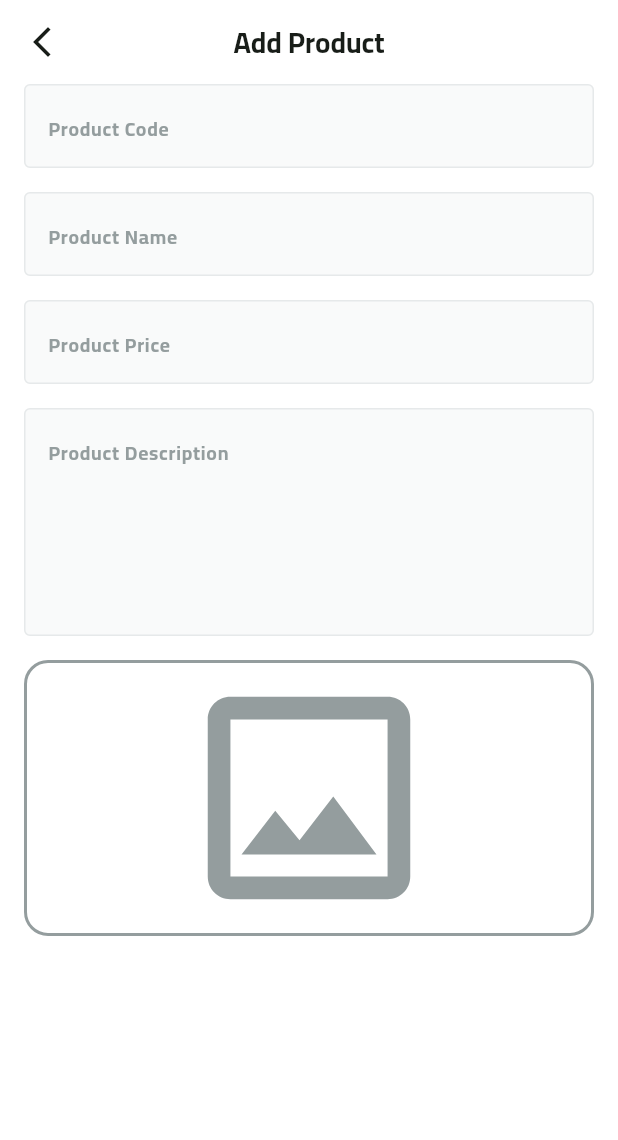
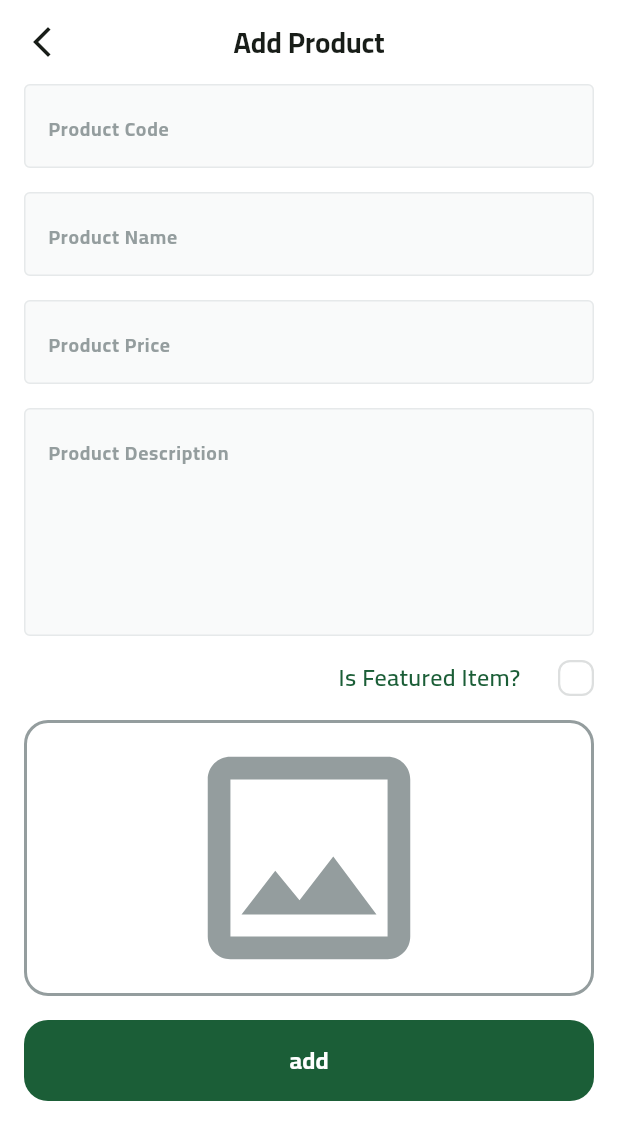
Before and after one commit to ahmedasaber/fruit_dashboard, a Flutter app: the AddProductView screen opened directly, on a phone screen of 412 x 824 dp. Shown: the top 1140 px of the screen. Run offline on Flutter 3.47's test engine with Material 3 defaults, Android fonts, the phone set to English and light mode, and no system bars; drawn by our look-alikes of skeletonizer; our stand-ins replace flutter_svg, image_picker.

Commit message:
add_product feature 2

```diff
--- /dev/null
+++ b/lib/core/widgets/custom_checkedbox.dart
@@ -0,0 +1,35 @@
+import 'package:flutter/material.dart';
+import 'package:flutter_svg/flutter_svg.dart';
+import 'package:fruit_dashboard/core/utils/app_colors.dart';
+
+class CustomCheckedBox extends StatelessWidget {
+  const CustomCheckedBox({super.key, required this.isChecked, required this.onChanged});
+
+  final bool isChecked;
+  final ValueChanged<bool> onChanged;
+  @override
+  Widget build(BuildContext context) {
+    return GestureDetector(
+      onTap: (){
+        onChanged(!isChecked);
+      },
+      child: AnimatedContainer(
+        height: 24,
+        width: 24,
+        padding: EdgeInsets.all(2),
+        duration: Duration(milliseconds: 200),
+        decoration: ShapeDecoration(
+          color: isChecked? AppColors.primaryColor : Colors.white,
+          shape: RoundedRectangleBorder(
+            borderRadius: BorderRadius.circular(8),
+            side: BorderSide(
+              width: 1.5,
+              color: isChecked? Colors.transparent : Color(0XFFDDDFDF),
+            )
+          )
+        ),
+        child: isChecked? SvgPicture.asset('assets/images/Check.svg') : SizedBox.shrink(),
+      ),
+    );
+  }
+}
--- a/lib/core/widgets/custom_image_field.dart
+++ b/lib/core/widgets/custom_image_field.dart
@@ -1,4 +1,5 @@
 import 'dart:developer';
+import 'dart:io';
 import 'package:skeletonizer/skeletonizer.dart';
 import 'package:flutter/material.dart';
 import 'package:fruit_dashboard/core/utils/app_colors.dart';
@@ -6,15 +7,17 @@ import 'package:image_picker/image_picker.dart';
 
 class ImageField extends StatefulWidget {
   const ImageField({
-    super.key,
+    super.key, required this.onFileChanged,
   });
 
+  final ValueChanged<File?> onFileChanged;
   @override
   State<ImageField> createState() => _ImageFieldState();
 }
 
 class _ImageFieldState extends State<ImageField> {
   bool isLoading = false;
+  File? imageFile;
   @override
   Widget build(BuildContext context) {
     return Skeletonizer(
@@ -25,13 +28,23 @@ class _ImageFieldState extends State<ImageField> {
           try {
             final ImagePicker picker = ImagePicker();
             final XFile? image = await picker.pickImage(source: ImageSource.gallery);
+            if (image != null) {
+              imageFile = File(image.path);
+              widget.onFileChanged(imageFile);
+            }
             log(image!.name);
           } on Exception catch (e) {
             log(e.toString());
+          }finally {
+            // Always stop loading regardless of success or cancel
+            if (mounted) {
+              setState(() => isLoading = false);
             }
-          setState(() { isLoading = false; });
+          }
         },
-        child: Container(
+        child: Stack(
+          children: [
+            Container(
               width: double.infinity,
               decoration: BoxDecoration(
                 border: Border.all(
@@ -40,12 +53,30 @@ class _ImageFieldState extends State<ImageField> {
                 ),
                 borderRadius: BorderRadius.circular(16),
               ),
-          child: Icon(
+              child:
+              imageFile != null
+                ? ClipRRect(
+                  borderRadius: BorderRadius.circular(16),
+                  child: Image.file(imageFile!))
+                : Icon(
                 Icons.image_outlined,
                 size: 180,
                 color: AppColors.hintTextColor,
               ),
             ),
+            IconButton(
+              onPressed: (){
+                setState(() {
+                  imageFile = null;
+                  widget.onFileChanged(null);
+                });
+              },
+              icon: imageFile != null
+                ? Icon(Icons.cancel_rounded, color: Colors.red, )
+                : SizedBox()
+            )
+          ],
+        ),
       ),
     );
   }
--- a/lib/core/widgets/custom_text_field.dart
+++ b/lib/core/widgets/custom_text_field.dart
@@ -26,7 +26,7 @@ class CustomTextFormField extends StatelessWidget {
       onSaved: onSaved,
       validator: (value) {
         if (value == null || value.isEmpty) {
-          return 'هذا الحقل مطلوب';
+          return 'This field is required';
         }
         return null;
       },
--- a/lib/features/add_product/presentation/views/widgets/add_product_view_body.dart
+++ b/lib/features/add_product/presentation/views/widgets/add_product_view_body.dart
@@ -1,7 +1,13 @@
+import 'dart:io';
+
 import 'package:flutter/material.dart';
 import 'package:fruit_dashboard/core/utils/app_colors.dart';
+import 'package:fruit_dashboard/core/utils/app_text_style.dart';
+import 'package:fruit_dashboard/core/widgets/custom_button.dart';
+import 'package:fruit_dashboard/core/widgets/custom_checkedbox.dart';
 import 'package:fruit_dashboard/core/widgets/custom_image_field.dart';
 import 'package:fruit_dashboard/core/widgets/custom_text_field.dart';
+import 'package:fruit_dashboard/core/widgets/show_error.dart';
 
 class AddProductViewBody extends StatefulWidget {
   const AddProductViewBody({super.key});
@@ -13,6 +19,10 @@ class AddProductViewBody extends StatefulWidget {
 class _AddProductViewBodyState extends State<AddProductViewBody> {
   final GlobalKey<FormState> _formKey = GlobalKey<FormState>();
   AutovalidateMode autoValidateMode = AutovalidateMode.disabled;
+  late String name, code, description;
+  late num price;
+  File? image;
+  bool isChecked = false;
 
   @override
   Widget build(BuildContext context) {
@@ -25,27 +35,76 @@ class _AddProductViewBodyState extends State<AddProductViewBody> {
           child: Column(
             children: [
               CustomTextFormField(
+                onSaved: (value){
+                  code = value!.toLowerCase();
+                },
                 hintText: 'Product Code',
                 textInputType: TextInputType.number,
               ),
               SizedBox(height: 16),
               CustomTextFormField(
+                onSaved: (value){
+                  name = value!;
+                },
                 hintText: 'Product Name',
                 textInputType: TextInputType.text,
               ),
               SizedBox(height: 16),
               CustomTextFormField(
+                onSaved: (value){
+                  price = num.parse(value!);
+                },
                 hintText: 'Product Price',
                 textInputType: TextInputType.number,
               ),
               SizedBox(height: 16),
               CustomTextFormField(
+                onSaved: (value){
+                  description = value!;
+                },
                 hintText: 'Product Description',
                 textInputType: TextInputType.text,
                 maxLine: 5,
               ),
               SizedBox(height: 16),
-              ImageField(),
+              Row(
+                mainAxisAlignment: MainAxisAlignment.end,
+                children: [
+                  Text(
+                    'Is Featured Item?',
+                    style: TextStyles.semiBold16.copyWith(color: AppColors.primaryColor),
+                  ),
+                  SizedBox(width: 25,),
+                  CustomCheckedBox(
+                    isChecked: isChecked,
+                    onChanged: (bool value) {
+                      isChecked = value;
+                      setState(() {});
+                    },
+                  ),
+                ],
+              ),
+              SizedBox(height: 16),
+              ImageField(onFileChanged: (file){
+                image = file;
+              },),
+              SizedBox(height: 16),
+              CustomButton(
+                text: 'add',
+                onPressed: () {
+                  if(image!=null){
+                    if(_formKey.currentState!.validate()){
+                      _formKey.currentState!.save();
+                      // TODO write code that add the data in the database
+                    }else{
+                      autoValidateMode = AutovalidateMode.always;
+                      setState(() {});
+                    }
+                  }else{
+                    showError(context, 'Select image, please');
+                  }
+                },
+              ),
             ],
           ),
         ),
--- a/pubspec.yaml
+++ b/pubspec.yaml
@@ -35,6 +35,7 @@ dependencies:
   # Use with the CupertinoIcons class for iOS style icons.
   cupertino_icons: ^1.0.8
   skeletonizer: ^1.4.3
+  flutter_svg: ^2.1.0
 
 dev_dependencies:
   flutter_test:
@@ -59,8 +60,8 @@ flutter:
   uses-material-design: true
 
   # To add assets to your application, add an assets section, like this:
-  # assets:
-  #   - images/a_dot_burr.jpeg
+  assets:
+   - assets/images/
   #   - images/a_dot_ham.jpeg
 
   # An image asset can refer to one or more resolution-specific "variants", see
```
Also changed, not shown: lib/core/widgets/show_error.dart (added, +10 -0 lines), assets/images/Check.svg (added), pubspec.lock. Lines whose indentation alone changed are shown as unchanged.
